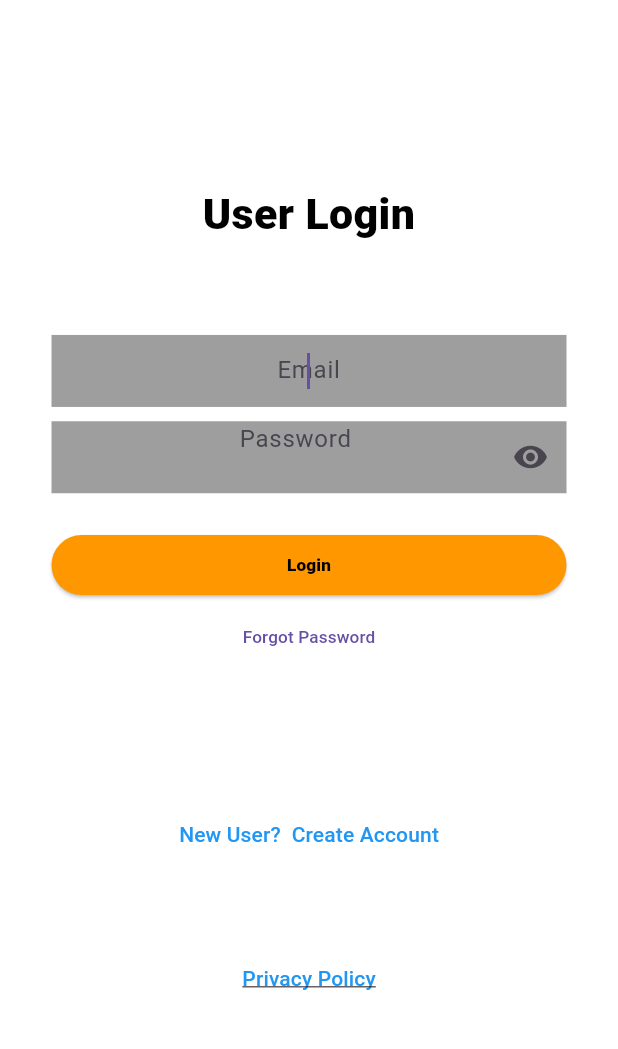
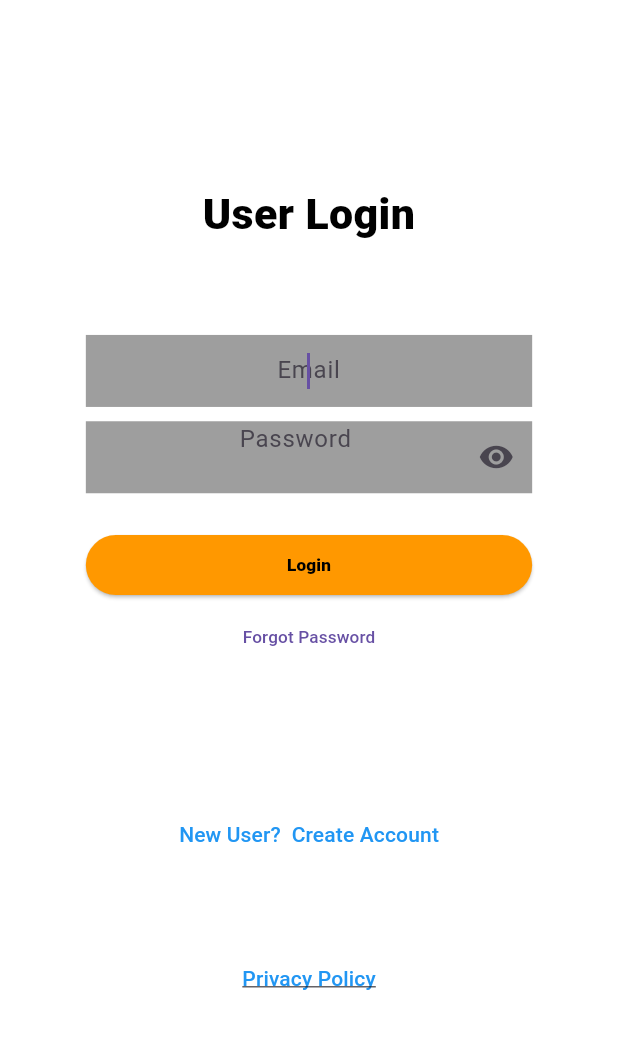
Before and after one commit to nathan-kane/deal_diligence, a Flutter app: the screen it shows after launch, on a phone screen of 412 x 824 dp, the part 61-1110 px from its top. Run offline on Flutter 3.47's test engine with Material 3 defaults, Android fonts, the phone set to English and light mode, and no system bars; our stand-ins replace cloud_firestore, dartz, equatable, firebase_auth, firebase_core, flutter_credit_card and 13 more; missing offline and left inert: add_2_calendar, flutter_stripe, googleapis; accounts and stored records are empty.

Commit message:
adjusted the screen width in login screen.

```diff
--- a/lib/screens/login_screen.dart
+++ b/lib/screens/login_screen.dart
@@ -12,7 +12,6 @@ import 'package:deal_diligence/Providers/global_provider.dart';
 import 'package:deal_diligence/Providers/user_provider.dart';
 import 'package:deal_diligence/screens/main_screen.dart';
 import 'package:deal_diligence/screens/reset_password.dart';
-//import 'package:deal_diligence/screens/stripe_payment_module/add_payment_via_card.dart';
 import 'package:deal_diligence/screens/user_register_screen.dart';
 import 'package:deal_diligence/screens/widgets/my_appbar.dart';
 import 'package:firebase_auth/firebase_auth.dart';
@@ -245,7 +244,7 @@ class _LoginScreenState extends ConsumerState<LoginScreen> {
       resizeToAvoidBottomInset: false, // This fixes the keyboard white space
       body: SafeArea(
         child: Padding(
-          padding: EdgeInsets.symmetric(horizontal: 30.sp, vertical: 0.sp),
+          padding: EdgeInsets.symmetric(horizontal: 50.sp, vertical: 0.sp),
           child: Column(
             mainAxisSize: MainAxisSize.max,
             mainAxisAlignment: MainAxisAlignment.center,
```
